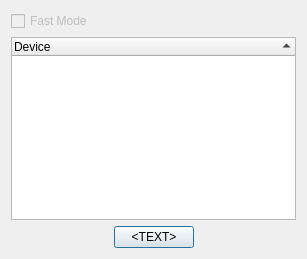
First picture: the form in src/brickv/ui/device_dialog.ui, repository D4wN/brickv, before the edit.
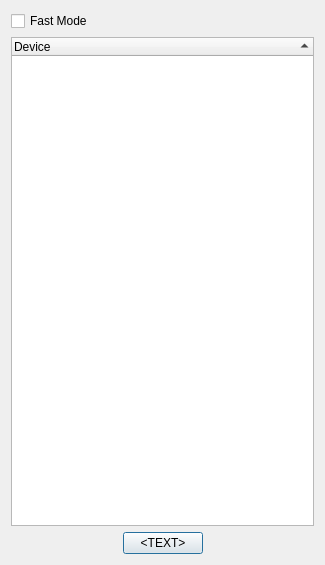
Second picture: the form after the edit.

Commit message: added Doubleclick support for DeviceDialog

Diff of the .ui file:
```diff
--- a/src/brickv/ui/device_dialog.ui
+++ b/src/brickv/ui/device_dialog.ui
@@ -9,14 +9,14 @@
    <rect>
     <x>0</x>
     <y>0</y>
-    <width>307</width>
-    <height>259</height>
+    <width>325</width>
+    <height>565</height>
    </rect>
   </property>
   <property name="minimumSize">
    <size>
-    <width>307</width>
-    <height>259</height>
+    <width>325</width>
+    <height>200</height>
    </size>
   </property>
   <property name="windowTitle">
@@ -52,14 +52,17 @@
       <bool>true</bool>
      </property>
      <attribute name="headerDefaultSectionSize">
-      <number>300</number>
-     </attribute>
-     <attribute name="headerMinimumSectionSize">
       <number>200</number>
      </attribute>
+     <attribute name="headerMinimumSectionSize">
+      <number>100</number>
+     </attribute>
      <attribute name="headerShowSortIndicator" stdset="0">
       <bool>true</bool>
      </attribute>
+     <attribute name="headerStretchLastSection">
+      <bool>true</bool>
+     </attribute>
      <column>
       <property name="text">
        <string>Device</string>
@@ -83,7 +86,7 @@
    <item row="0" column="0">
     <widget class="QCheckBox" name="checkbox_fast_mode">
      <property name="enabled">
-      <bool>false</bool>
+      <bool>true</bool>
      </property>
      <property name="text">
       <string>Fast Mode</string>
```
Left out of the diff: 3 changed lines with no effect on the pictures. The commit also changes 1 other file.
